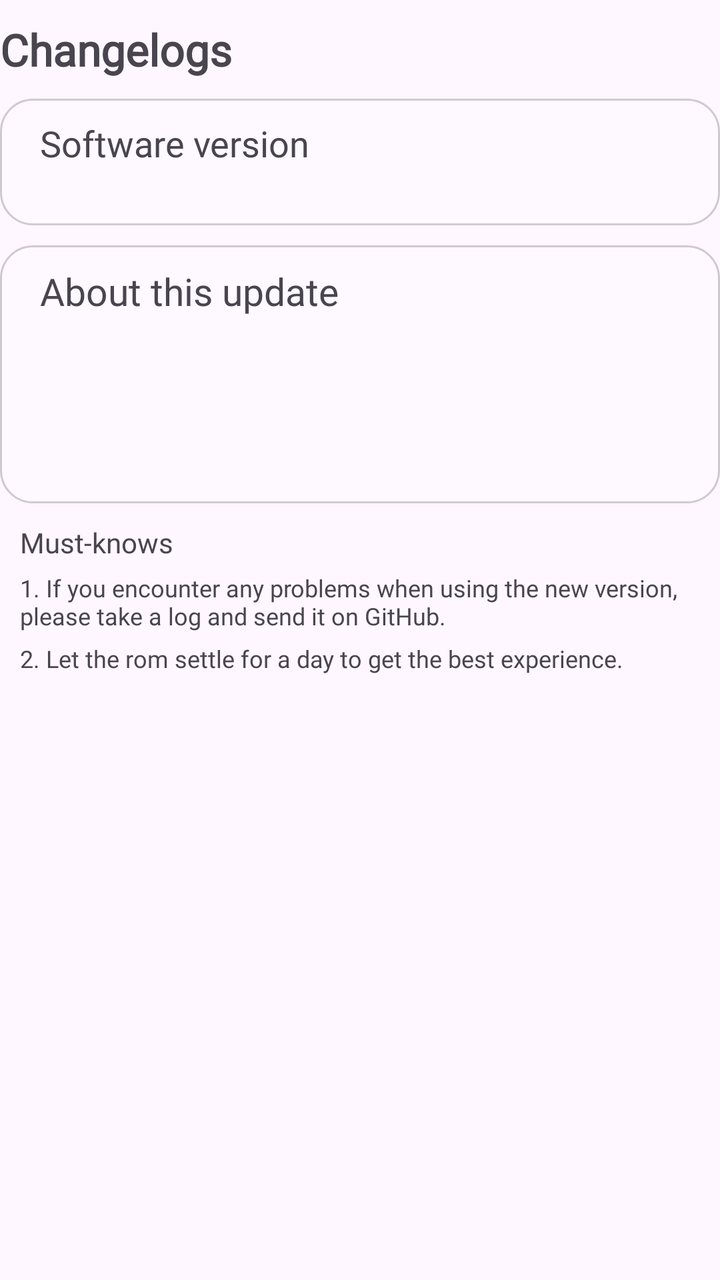
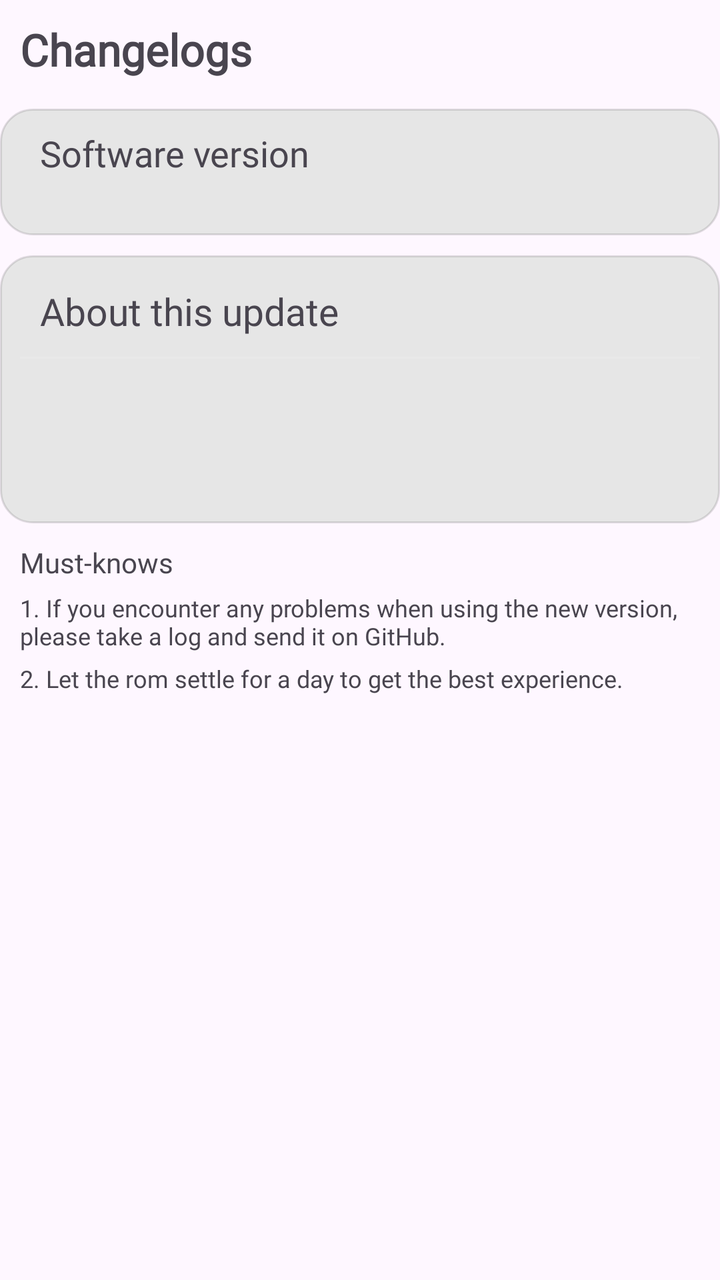

An Android layout rendered at two revisions. The XML below is the earlier revision; the diff shows what the commit changed to produce the second picture.
<!-- AndroidManifest.xml: application theme Base.Theme.NullUpdates -->
<!-- res/layout/changelogs_window.xml -->
<?xml version="1.0" encoding="utf-8"?>
<LinearLayout xmlns:android="http://schemas.android.com/apk/res/android"
    xmlns:tools="http://schemas.android.com/tools"
    android:id="@+id/changelogs"
    android:layout_width="match_parent"
    android:layout_height="wrap_content"
    android:layout_marginTop="30dp"
    android:layout_marginStart="20dp"
    android:layout_marginEnd="20dp"
    android:orientation="vertical"
    tools:context=".ShowChangelogs">
    <TextView
        android:layout_width="wrap_content"
        android:layout_height="wrap_content"
        android:fontFamily="@font/san_frans_display"
        android:text="Changelogs"
        android:layout_marginTop="10dp"
        android:layout_marginBottom="10dp"
        android:textSize="22sp"
        android:textStyle="bold" />
    <LinearLayout
        android:layout_width="match_parent"
        android:layout_height="wrap_content"
        android:background="@drawable/interactive_card"
        android:orientation="vertical">
        <TextView
            android:layout_width="wrap_content"
            android:layout_height="wrap_content"
            android:textSize="18sp"
            android:layout_marginTop="10dp"
            android:layout_marginStart="20dp"
            android:fontFamily="@font/san_frans_display"
            android:text="@string/soft_ver"/>
        <TextView
            android:id="@+id/currentVersion"
            android:layout_width="wrap_content"
            android:layout_height="wrap_content"
            android:layout_marginStart="20dp"
            android:layout_marginBottom="10dp"
            android:textSize="14sp"
            android:textColor="#ADADAD"
            android:fontFamily="@font/san_frans"/>
    </LinearLayout>
    <LinearLayout
        android:layout_width="match_parent"
        android:layout_height="wrap_content"
        android:layout_marginTop="10dp"
        android:background="@drawable/interactive_card"
        android:orientation="vertical">
        <TextView
            android:layout_width="wrap_content"
            android:layout_height="wrap_content"
            android:textSize="19sp"
            android:layout_marginTop="10dp"
            android:layout_marginStart="20dp"
            android:layout_marginBottom="10dp"
            android:fontFamily="@font/san_frans_display"
            android:text="@string/about_version_header"/>
        <View
            android:layout_width="match_parent"
            android:layout_height="1dp"
            android:layout_marginStart="10dp"
            android:layout_marginEnd="10dp"
            android:layout_marginBottom="10dp"
            android:background="#22FFFFFF" />
        <TextView
            android:id="@+id/changelogHeader"
            android:layout_width="wrap_content"
            android:layout_height="wrap_content"
            android:layout_marginStart="20dp"
            android:layout_marginBottom="5dp"
            android:layout_marginEnd="20dp"
            android:textSize="20sp"
            android:fontFamily="@font/san_frans_pro_display_med" />
        <TextView
            android:id="@+id/changelogText"
            android:layout_width="wrap_content"
            android:layout_height="wrap_content"
            android:layout_marginStart="20dp"
            android:layout_marginBottom="20dp"
            android:layout_marginEnd="20dp"
            android:textSize="15sp"
            android:fontFamily="@font/san_frans" />
    </LinearLayout>
    <TextView
        android:layout_width="match_parent"
        android:layout_height="wrap_content"
        android:layout_marginStart="10dp"
        android:layout_marginTop="10dp"
        android:fontFamily="@font/san_frans_display"
        android:textSize="14sp"
        android:text="@string/must_know"/>
    <TextView
        android:layout_width="match_parent"
        android:layout_height="wrap_content"
        android:layout_marginStart="10dp"
        android:layout_marginTop="5dp"
        android:fontFamily="@font/san_frans"
        android:textSize="12sp"
        android:text="@string/firstKnow"/>
    <TextView
        android:layout_width="match_parent"
        android:layout_height="wrap_content"
        android:layout_marginStart="10dp"
        android:layout_marginTop="5dp"
        android:fontFamily="@font/san_frans"
        android:textSize="12sp"
        android:text="@string/secondKnown"/>
</LinearLayout>
<!-- resources referenced by this layout -->
<resources>
  <!-- drawable interactive_card (drawable) -->
  <?xml version="1.0" encoding="utf-8"?>
  <shape xmlns:android="http://schemas.android.com/apk/res/android">
      <solid android:color="#20FFFFFF"/>
      <corners android:radius="16dp"/>
      <stroke
          android:width="1dp"
          android:color="?attr/interactiveCardStroke"/>
  </shape>
  <string name="about_version_header">About this update</string>
  <string name="firstKnow">1. If you encounter any problems when using the new version, please take a log and send it on GitHub.</string>
  <string name="must_know">Must-knows</string>
  <string name="secondKnown">2. Let the rom settle for a day to get the best experience.</string>
  <string name="soft_ver">Software version</string>
  <style name="Base.Theme.NullUpdates" parent="Theme.Material3.DayNight.NoActionBar">
          <item name="backgroundColor">@android:color/white</item>
          <item name="interactiveCard">#20000000</item>
          <item name="interactiveCardStroke">#30000000</item>
          <item name="dividerColor">#22000000</item>
      </style>
</resources>

<!-- the commit's change to res/layout/changelogs_window.xml (unified diff, before → after) -->
@@ -15,7 +15,8 @@
         android:fontFamily="@font/san_frans_display"
         android:text="Changelogs"
         android:layout_marginTop="10dp"
-        android:layout_marginBottom="10dp"
+        android:layout_marginStart="10dp"
+        android:layout_marginBottom="15dp"
         android:textSize="22sp"
         android:textStyle="bold" />
     <LinearLayout
@@ -26,11 +27,11 @@
         <TextView
             android:layout_width="wrap_content"
             android:layout_height="wrap_content"
-            android:textSize="18sp"
+            android:layout_marginStart="20dp"
             android:layout_marginTop="10dp"
-            android:layout_marginStart="20dp"
             android:fontFamily="@font/san_frans_display"
-            android:text="@string/soft_ver"/>
+            android:text="@string/soft_ver"
+            android:textSize="18sp" />
         <TextView
             android:id="@+id/currentVersion"
             android:layout_width="wrap_content"
@@ -51,7 +52,7 @@
             android:layout_width="wrap_content"
             android:layout_height="wrap_content"
             android:textSize="19sp"
-            android:layout_marginTop="10dp"
+            android:layout_marginTop="15dp"
             android:layout_marginStart="20dp"
             android:layout_marginBottom="10dp"
             android:fontFamily="@font/san_frans_display"
<!-- resource entries referenced after the edit -->
@@ -3,7 +3,7 @@
   <!-- drawable interactive_card (drawable) -->
   <?xml version="1.0" encoding="utf-8"?>
   <shape xmlns:android="http://schemas.android.com/apk/res/android">
-      <solid android:color="#20FFFFFF"/>
+      <solid android:color="?attr/interactiveCard"/>
       <corners android:radius="16dp"/>
       <stroke
           android:width="1dp"
@@ -16,8 +16,8 @@
   <string name="soft_ver">Software version</string>
   <style name="Base.Theme.NullUpdates" parent="Theme.Material3.DayNight.NoActionBar">
           <item name="backgroundColor">@android:color/white</item>
-          <item name="interactiveCard">#20000000</item>
-          <item name="interactiveCardStroke">#30000000</item>
+          <item name="interactiveCard">#E6E6E6</item>
+          <item name="interactiveCardStroke">#1F000000</item>
           <item name="dividerColor">#22000000</item>
       </style>
 </resources>
